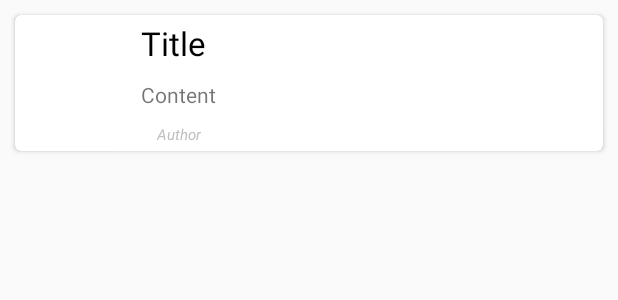
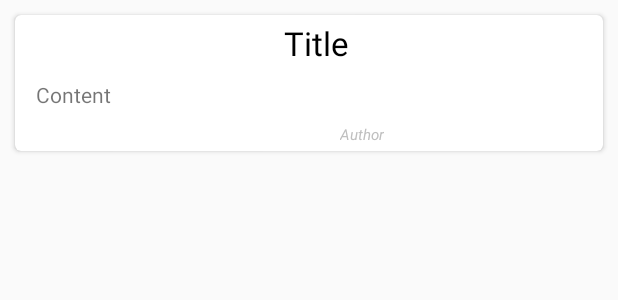
Before and after one commit to AlexMisiulia/cs-mobile, an Android app: the layout article_list_view.xml on its own in the app's theme, with its tools: preview values and no code run, on a phone screen of 412 x 824 dp. Shown: the top 300 px of the screen. Run offline under Robolectric (Android 15) with nearby library versions, the phone set to English and light mode, and no system bars; network calls fail.

```diff
--- a/app/src/main/AndroidManifest.xml
+++ b/app/src/main/AndroidManifest.xml
@@ -1,7 +1,8 @@
 <?xml version="1.0" encoding="utf-8"?>
 <manifest xmlns:android="http://schemas.android.com/apk/res/android"
     package="com.binarysages.mobile.app.corespirit">
-    <uses-permission android:name="android.permission.INTERNET"/>
+
+    <uses-permission android:name="android.permission.INTERNET" />
     <application
         android:allowBackup="true"
         android:icon="@mipmap/ic_launcher"
--- a/app/src/main/java/com/binarysages/mobile/app/corespirit/MainActivity.kt
+++ b/app/src/main/java/com/binarysages/mobile/app/corespirit/MainActivity.kt
@@ -23,13 +23,14 @@ class MainActivity : AppCompatActivity() {
 //        set layout
         articlesList.layoutManager = LinearLayoutManager(this)
 
-//        get articles lilst
+//        get articles list
         val articles: ArrayList<ArticleModel> = ApiWorks().getArticles()
+//        val articles: ArrayList<ArticleModel> = getArticles()
 
 //        set what listener must do
         val listener = object : ArticleListAdapter.OnArticleClickListener {
             override fun onArticleClick(articleModel: ArticleModel) {
-                val intent: Intent = Intent(this@MainActivity, ArticleItemActivity::class.java)
+                val intent = Intent(this@MainActivity, ArticleItemActivity::class.java)
                 intent.putExtra("article.author", articleModel.articleAuthor)
                 intent.putExtra("article.title", articleModel.articleTitle)
                 intent.putExtra("article.content", articleModel.articleContent)
--- a/app/src/main/java/com/binarysages/mobile/app/corespirit/models/ArticleModel.kt
+++ b/app/src/main/java/com/binarysages/mobile/app/corespirit/models/ArticleModel.kt
@@ -1,13 +1,11 @@
 package com.binarysages.mobile.app.corespirit.models
 
 import com.squareup.moshi.Json
-import com.squareup.moshi.JsonClass
 
-@JsonClass(generateAdapter = true)
 data class ArticleModel(
     @Json(name = "title")val articleTitle: String,
     @Json(name = "content")val articleContent: String,
-    @Json(name = "uri")val articleAuthor: String
+    @Json(name = "authorId")val articleAuthor: String
 
 ) {
 
--- a/app/src/main/res/layout/activity_article_item.xml
+++ b/app/src/main/res/layout/activity_article_item.xml
@@ -1,11 +1,10 @@
 <?xml version="1.0" encoding="utf-8"?>
 <androidx.cardview.widget.CardView xmlns:android="http://schemas.android.com/apk/res/android"
     xmlns:app="http://schemas.android.com/apk/res-auto"
-    xmlns:tools="http://schemas.android.com/tools"
-    android:orientation="vertical"
     style="@style/cardStyle"
     android:layout_width="match_parent"
-    android:layout_height="match_parent">
+    android:layout_height="match_parent"
+    android:orientation="vertical">
 
     <androidx.constraintlayout.widget.ConstraintLayout
         android:layout_width="match_parent"
--- a/app/src/main/res/layout/activity_main.xml
+++ b/app/src/main/res/layout/activity_main.xml
@@ -1,6 +1,5 @@
 <?xml version="1.0" encoding="utf-8"?>
 <androidx.constraintlayout.widget.ConstraintLayout xmlns:android="http://schemas.android.com/apk/res/android"
-    xmlns:app="http://schemas.android.com/apk/res-auto"
     xmlns:tools="http://schemas.android.com/tools"
     android:layout_width="match_parent"
     android:layout_height="match_parent"
@@ -8,9 +7,9 @@
 
 
     <androidx.recyclerview.widget.RecyclerView
+        android:id="@+id/ArticlesRecycleViewList"
         android:layout_width="match_parent"
         android:layout_height="match_parent"
-        android:id="@+id/ArticlesRecycleViewList"
         tools:layout_editor_absoluteX="120dp"
         tools:layout_editor_absoluteY="116dp" />
 </androidx.constraintlayout.widget.ConstraintLayout>
--- a/app/src/main/res/layout/article_list_view.xml
+++ b/app/src/main/res/layout/article_list_view.xml
@@ -1,12 +1,13 @@
 <?xml version="1.0" encoding="utf-8"?>
 <androidx.cardview.widget.CardView xmlns:android="http://schemas.android.com/apk/res/android"
+    xmlns:app="http://schemas.android.com/apk/res-auto"
+    style="@style/cardStyle"
     android:layout_width="match_parent"
     android:layout_height="wrap_content"
     android:layout_marginLeft="10sp"
     android:layout_marginRight="10sp"
-    style="@style/cardStyle"
-    xmlns:app="http://schemas.android.com/apk/res-auto"
     app:cardCornerRadius="4dp">
+
     <androidx.constraintlayout.widget.ConstraintLayout
         android:layout_width="match_parent"
         android:layout_height="match_parent"
@@ -26,23 +27,26 @@
 
         <TextView
             android:id="@+id/articleTitle"
-            android:layout_width="wrap_content"
+            style="@style/articleTitle"
+            android:gravity="center"
+            android:minLines="0"
+            android:layout_width="match_parent"
             android:layout_height="wrap_content"
             android:layout_marginStart="10dp"
             android:layout_marginLeft="10dp"
             android:text="Title"
-            style="@style/articleTitle"
             app:layout_constraintStart_toEndOf="@+id/articleImage"
             app:layout_constraintTop_toTopOf="parent" />
 
         <TextView
             android:id="@+id/articleContent"
-            android:layout_width="wrap_content"
+            android:layout_width="match_parent"
             android:layout_height="wrap_content"
             android:layout_marginStart="10dp"
-            android:layout_marginLeft="10dp"
             android:layout_marginTop="10dp"
+            android:layout_marginEnd="10dp"
             android:text="Content"
+            app:layout_constraintEnd_toEndOf="parent"
             app:layout_constraintStart_toEndOf="@+id/articleImage"
             app:layout_constraintTop_toBottomOf="@+id/articleTitle" />
 
--- a/app/src/main/res/values/styles.xml
+++ b/app/src/main/res/values/styles.xml
@@ -7,16 +7,19 @@
         <item name="colorPrimaryDark">@color/colorPrimaryDark</item>
         <item name="colorAccent">@color/colorAccent</item>
     </style>
+
     <style name="articleTitle">
         <item name="android:textSize">22sp</item>
         <item name="android:textColor">#000000</item>
     </style>
+
     <style name="cardStyle">
         <item name="android:layout_marginRight">10sp</item>
         <item name="android:layout_marginLeft">10sp</item>
         <item name="android:layout_marginTop">10sp</item>
         <item name="android:layout_marginBottom">10sp</item>
     </style>
+
     <style name="articleAuthor">
         <item name="android:textColor">#bfbfbf</item>
         <item name="android:textStyle">italic</item>
```
Also changed, not shown: app/src/main/java/com/binarysages/mobile/app/corespirit/network/ApiWorks.kt (+8 -6 lines).
